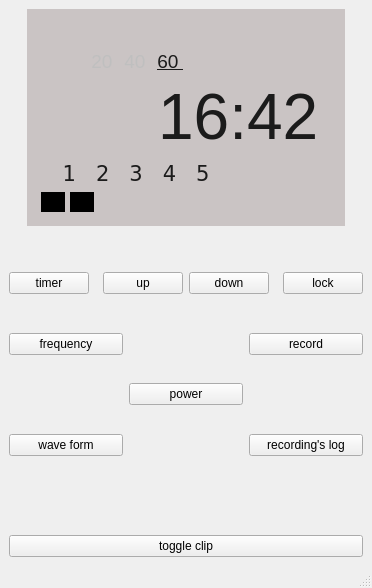
Above: mainwindow.ui from willwright1213/CESSimulator before the change. Below: the same form after it.
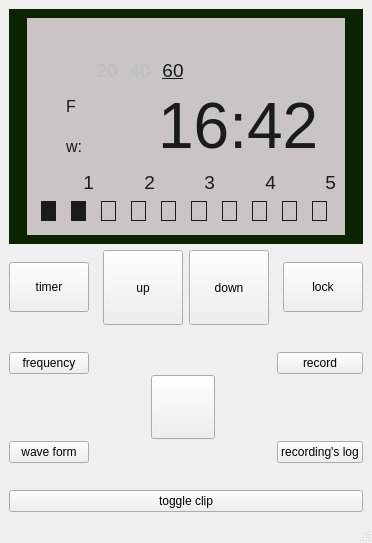
That is the form after the change. Icons and pictures are not drawn.

The edit to the form file:
```diff
--- a/mainwindow.ui
+++ b/mainwindow.ui
@@ -7,13 +7,19 @@
     <x>0</x>
     <y>0</y>
     <width>372</width>
-    <height>588</height>
+    <height>543</height>
    </rect>
   </property>
+  <property name="minimumSize">
+   <size>
+    <width>372</width>
+    <height>543</height>
+   </size>
+  </property>
   <property name="maximumSize">
    <size>
     <width>372</width>
-    <height>588</height>
+    <height>543</height>
    </size>
   </property>
   <property name="windowTitle">
@@ -22,6 +28,10 @@
   <widget class="QWidget" name="centralwidget">
    <layout class="QVBoxLayout" name="verticalLayout">
     <item>
+     <widget class="QWidget" name="widget" native="true">
+      <property name="styleSheet">
+       <string notr="true">background: rgb(10, 35, 1);</string>
+      </property>
      <layout class="QHBoxLayout" name="horizontalLayout">
       <item>
        <spacer name="horizontalSpacer_2">
@@ -44,6 +54,9 @@
         <layout class="QVBoxLayout" name="verticalLayout_3">
          <item>
           <layout class="QHBoxLayout" name="batteryLayout">
+            <property name="spacing">
+             <number>11</number>
+            </property>
            <item>
             <spacer name="horizontalSpacer_8">
              <property name="orientation">
@@ -90,6 +103,9 @@
          </item>
          <item>
           <layout class="QHBoxLayout" name="timerSetterLayout">
+            <property name="spacing">
+             <number>11</number>
+            </property>
            <item>
             <spacer name="horizontalSpacer_9">
              <property name="orientation">
@@ -128,21 +144,21 @@
            <item>
             <widget class="QLabel" name="twenty">
              <property name="text">
-              <string>&lt;html&gt;&lt;head/&gt;&lt;body&gt;&lt;p align=&quot;center&quot;&gt;&lt;span style=&quot; font-size:14pt; color:#bfbfbf;&quot;&gt;20 &lt;/span&gt;&lt;/p&gt;&lt;/body&gt;&lt;/html&gt;</string>
+               <string>&lt;html&gt;&lt;head/&gt;&lt;body&gt;&lt;p align=&quot;center&quot;&gt;&lt;span style=&quot; font-size:14pt; color:#bfbfbf;&quot;&gt;20&lt;/span&gt;&lt;/p&gt;&lt;/body&gt;&lt;/html&gt;</string>
              </property>
             </widget>
            </item>
            <item>
             <widget class="QLabel" name="fourty">
              <property name="text">
-              <string>&lt;html&gt;&lt;head/&gt;&lt;body&gt;&lt;p align=&quot;center&quot;&gt;&lt;span style=&quot; font-size:14pt; color:#bfbfbf;&quot;&gt;40 &lt;/span&gt;&lt;/p&gt;&lt;/body&gt;&lt;/html&gt;</string>
+               <string>&lt;html&gt;&lt;head/&gt;&lt;body&gt;&lt;p align=&quot;center&quot;&gt;&lt;span style=&quot; font-size:14pt; color:#bfbfbf;&quot;&gt;40&lt;/span&gt;&lt;/p&gt;&lt;/body&gt;&lt;/html&gt;</string>
              </property>
             </widget>
            </item>
            <item>
             <widget class="QLabel" name="sixty">
              <property name="text">
-              <string>&lt;html&gt;&lt;head/&gt;&lt;body&gt;&lt;p align=&quot;center&quot;&gt;&lt;span style=&quot; font-size:14pt; color:#1b1b1b; text-decoration:underline;&quot;&gt;60 &lt;/span&gt;&lt;/p&gt;&lt;/body&gt;&lt;/html&gt;</string>
+               <string>&lt;html&gt;&lt;head/&gt;&lt;body&gt;&lt;p align=&quot;center&quot;&gt;&lt;span style=&quot; font-size:14pt; text-decoration: underline; color:#1b1b1b;&quot;&gt;60&lt;/span&gt;&lt;/p&gt;&lt;/body&gt;&lt;/html&gt;</string>
              </property>
             </widget>
            </item>
@@ -166,6 +182,27 @@
          </item>
          <item>
           <layout class="QHBoxLayout" name="clockLayout">
+            <item>
+             <layout class="QVBoxLayout" name="verticalLayout_2">
+              <property name="leftMargin">
+               <number>30</number>
+              </property>
+              <item>
+               <widget class="QLabel" name="label">
+                <property name="text">
+                 <string>&lt;html&gt;&lt;head/&gt;&lt;body&gt;&lt;p&gt;&lt;span style=&quot; font-size:12pt; color:#1b1b1b;&quot;&gt;F&lt;/span&gt;&lt;/p&gt;&lt;/body&gt;&lt;/html&gt;</string>
+                </property>
+               </widget>
+              </item>
+              <item>
+               <widget class="QLabel" name="label_2">
+                <property name="text">
+                 <string>&lt;html&gt;&lt;head/&gt;&lt;body&gt;&lt;p&gt;&lt;span style=&quot; font-size:12pt; color:#1b1b1b;&quot;&gt;w:&lt;/span&gt;&lt;/p&gt;&lt;/body&gt;&lt;/html&gt;</string>
+                </property>
+               </widget>
+              </item>
+             </layout>
+            </item>
            <item>
             <widget class="QLabel" name="clockLabel">
              <property name="text">
@@ -176,11 +213,49 @@
           </layout>
          </item>
          <item>
-          <widget class="QLabel" name="label">
+           <layout class="QHBoxLayout" name="numberLabel">
+            <property name="spacing">
+             <number>7</number>
+            </property>
+            <property name="leftMargin">
+             <number>5</number>
+            </property>
+            <item>
+             <widget class="QLabel" name="one">
            <property name="text">
-            <string>&lt;html&gt;&lt;head/&gt;&lt;body&gt;&lt;pre style=&quot; margin-top:12px; margin-bottom:12px; margin-left:0px; margin-right:0px; -qt-block-indent:0; text-indent:0px;&quot;&gt;&lt;span style=&quot; font-family:'Courier New'; font-size:16pt; color:#1b1b1b;&quot;&gt;    1   2   3   4   5&lt;/span&gt;&lt;/pre&gt;&lt;/body&gt;&lt;/html&gt;</string>
-           </property>
-          </widget>
+               <string>&lt;html&gt;&lt;head/&gt;&lt;body&gt;&lt;p align=&quot;right&quot;&gt;&lt;span style=&quot; font-size:14pt; color:#1b1b1b;&quot;&gt;1&lt;/span&gt;&lt;/p&gt;&lt;/body&gt;&lt;/html&gt;</string>
+              </property>
+             </widget>
+            </item>
+            <item>
+             <widget class="QLabel" name="two">
+              <property name="text">
+               <string>&lt;html&gt;&lt;head/&gt;&lt;body&gt;&lt;p align=&quot;right&quot;&gt;&lt;span style=&quot; font-size:14pt; color:#1b1b1b;&quot;&gt;2&lt;/span&gt;&lt;/p&gt;&lt;/body&gt;&lt;/html&gt;</string>
+              </property>
+             </widget>
+            </item>
+            <item>
+             <widget class="QLabel" name="three">
+              <property name="text">
+               <string>&lt;html&gt;&lt;head/&gt;&lt;body&gt;&lt;p align=&quot;right&quot;&gt;&lt;span style=&quot; font-size:14pt; color:#1b1b1b;&quot;&gt;3&lt;/span&gt;&lt;/p&gt;&lt;/body&gt;&lt;/html&gt;</string>
+              </property>
+             </widget>
+            </item>
+            <item>
+             <widget class="QLabel" name="four">
+              <property name="text">
+               <string>&lt;html&gt;&lt;head/&gt;&lt;body&gt;&lt;p align=&quot;right&quot;&gt;&lt;span style=&quot; font-size:14pt; color:#1b1b1b;&quot;&gt;4&lt;/span&gt;&lt;/p&gt;&lt;/body&gt;&lt;/html&gt;</string>
+              </property>
+             </widget>
+            </item>
+            <item>
+             <widget class="QLabel" name="five">
+              <property name="text">
+               <string>&lt;html&gt;&lt;head/&gt;&lt;body&gt;&lt;p align=&quot;right&quot;&gt;&lt;span style=&quot; font-size:14pt; color:#1b1b1b;&quot;&gt;5&lt;/span&gt;&lt;/p&gt;&lt;/body&gt;&lt;/html&gt;</string>
+              </property>
+             </widget>
+            </item>
+           </layout>
          </item>
          <item>
           <widget class="QWidget" name="widget" native="true">
@@ -198,7 +273,7 @@
            </property>
            <layout class="QHBoxLayout" name="horizontalLayout_6">
             <property name="spacing">
-             <number>5</number>
+              <number>15</number>
             </property>
             <property name="leftMargin">
              <number>5</number>
@@ -221,41 +296,73 @@
                </size>
               </property>
               <property name="styleSheet">
-               <string notr="true">background: rgb(0, 0, 0)</string>
+                <string notr="true">background:  #1b1b1b;</string>
               </property>
              </widget>
             </item>
             <item>
              <widget class="QWidget" name="bar2" native="true">
               <property name="styleSheet">
-               <string notr="true">background: rgb(0, 0, 0)
-</string>
+                <string notr="true">background: #1b1b1b;
+border: 1px solid #1b1b1b;</string>
               </property>
              </widget>
             </item>
             <item>
-             <widget class="QWidget" name="bar3" native="true"/>
+              <widget class="QWidget" name="bar3" native="true">
+               <property name="styleSheet">
+                <string notr="true">border: 1px solid #1b1b1b;</string>
+               </property>
+              </widget>
             </item>
             <item>
-             <widget class="QWidget" name="bar4" native="true"/>
+              <widget class="QWidget" name="bar4" native="true">
+               <property name="styleSheet">
+                <string notr="true">border: 1px solid #1b1b1b;</string>
+               </property>
+              </widget>
             </item>
             <item>
-             <widget class="QWidget" name="bar5" native="true"/>
+              <widget class="QWidget" name="bar5" native="true">
+               <property name="styleSheet">
+                <string notr="true">border: 1px solid #1b1b1b;</string>
+               </property>
+              </widget>
             </item>
             <item>
-             <widget class="QWidget" name="bar6" native="true"/>
+              <widget class="QWidget" name="bar6" native="true">
+               <property name="styleSheet">
+                <string notr="true">border: 1px solid #1b1b1b;</string>
+               </property>
+              </widget>
             </item>
             <item>
-             <widget class="QWidget" name="bar7" native="true"/>
+              <widget class="QWidget" name="bar7" native="true">
+               <property name="styleSheet">
+                <string notr="true">border: 1px solid #1b1b1b;</string>
+               </property>
+              </widget>
             </item>
             <item>
-             <widget class="QWidget" name="bar8" native="true"/>
+              <widget class="QWidget" name="bar8" native="true">
+               <property name="styleSheet">
+                <string notr="true">border: 1px solid #1b1b1b;</string>
+               </property>
+              </widget>
             </item>
             <item>
-             <widget class="QWidget" name="bar9" native="true"/>
+              <widget class="QWidget" name="bar9" native="true">
+               <property name="styleSheet">
+                <string notr="true">border: 1px solid #1b1b1b;</string>
+               </property>
+              </widget>
             </item>
             <item>
-             <widget class="QWidget" name="bar10" native="true"/>
+              <widget class="QWidget" name="bar10" native="true">
+               <property name="styleSheet">
+                <string notr="true">border: 1px solid #1b1b1b;</string>
+               </property>
+              </widget>
             </item>
            </layout>
           </widget>
@@ -277,22 +384,7 @@
        </spacer>
       </item>
      </layout>
-    </item>
-    <item>
-     <spacer name="verticalSpacer_3">
-      <property name="orientation">
-       <enum>Qt::Vertical</enum>
-      </property>
-      <property name="sizeType">
-       <enum>QSizePolicy::Minimum</enum>
-      </property>
-      <property name="sizeHint" stdset="0">
-       <size>
-        <width>20</width>
-        <height>40</height>
-       </size>
-      </property>
-     </spacer>
+     </widget>
     </item>
     <item>
      <layout class="QVBoxLayout" name="verticalLayout_5">
@@ -300,6 +392,12 @@
        <layout class="QHBoxLayout" name="horizontalLayout_2">
         <item>
          <widget class="QPushButton" name="pushButton_6">
+          <property name="minimumSize">
+           <size>
+            <width>0</width>
+            <height>50</height>
+           </size>
+          </property>
           <property name="text">
            <string>timer</string>
           </property>
@@ -320,6 +418,12 @@
         </item>
         <item>
          <widget class="QPushButton" name="pushButton_5">
+          <property name="minimumSize">
+           <size>
+            <width>0</width>
+            <height>75</height>
+           </size>
+          </property>
           <property name="text">
            <string>up</string>
           </property>
@@ -327,6 +431,12 @@
         </item>
         <item>
          <widget class="QPushButton" name="pushButton_4">
+          <property name="minimumSize">
+           <size>
+            <width>0</width>
+            <height>75</height>
+           </size>
+          </property>
           <property name="text">
            <string>down</string>
           </property>
@@ -347,6 +457,12 @@
         </item>
         <item>
          <widget class="QPushButton" name="pushButton_3">
+          <property name="minimumSize">
+           <size>
+            <width>0</width>
+            <height>50</height>
+           </size>
+          </property>
           <property name="text">
            <string>lock</string>
           </property>
@@ -390,17 +506,60 @@
           </item>
          </layout>
         </item>
+        <item>
+         <spacer name="horizontalSpacer_6">
+          <property name="orientation">
+           <enum>Qt::Horizontal</enum>
+          </property>
+          <property name="sizeHint" stdset="0">
+           <size>
+            <width>40</width>
+            <height>20</height>
+           </size>
+          </property>
+         </spacer>
+        </item>
         <item>
          <layout class="QVBoxLayout" name="verticalLayout_7">
           <item>
            <widget class="QPushButton" name="pushButton_9">
+            <property name="minimumSize">
+             <size>
+              <width>64</width>
+              <height>64</height>
+             </size>
+            </property>
+            <property name="cursor">
+             <cursorShape>PointingHandCursor</cursorShape>
+            </property>
+            <property name="autoFillBackground">
+             <bool>false</bool>
+            </property>
+            <property name="styleSheet">
+             <string notr="true">border-image: url(:/images/power.png);
+
+</string>
+            </property>
             <property name="text">
-             <string>power</string>
+             <string/>
             </property>
            </widget>
           </item>
          </layout>
         </item>
+        <item>
+         <spacer name="horizontalSpacer_10">
+          <property name="orientation">
+           <enum>Qt::Horizontal</enum>
+          </property>
+          <property name="sizeHint" stdset="0">
+           <size>
+            <width>40</width>
+            <height>20</height>
+           </size>
+          </property>
+         </spacer>
+        </item>
         <item>
          <layout class="QVBoxLayout" name="verticalLayout_6">
           <item>
@@ -439,22 +598,6 @@
       </item>
      </layout>
     </item>
-    <item>
-     <spacer name="verticalSpacer_2">
-      <property name="orientation">
-       <enum>Qt::Vertical</enum>
-      </property>
-      <property name="sizeType">
-       <enum>QSizePolicy::Minimum</enum>
-      </property>
-      <property name="sizeHint" stdset="0">
-       <size>
-        <width>20</width>
-        <height>40</height>
-       </size>
-      </property>
-     </spacer>
-    </item>
     <item>
      <layout class="QVBoxLayout" name="verticalLayout_9">
       <item>
```
Left out of the diff: 2 changed lines with no effect on the pictures. Lines whose indentation alone changed are shown as unchanged.
